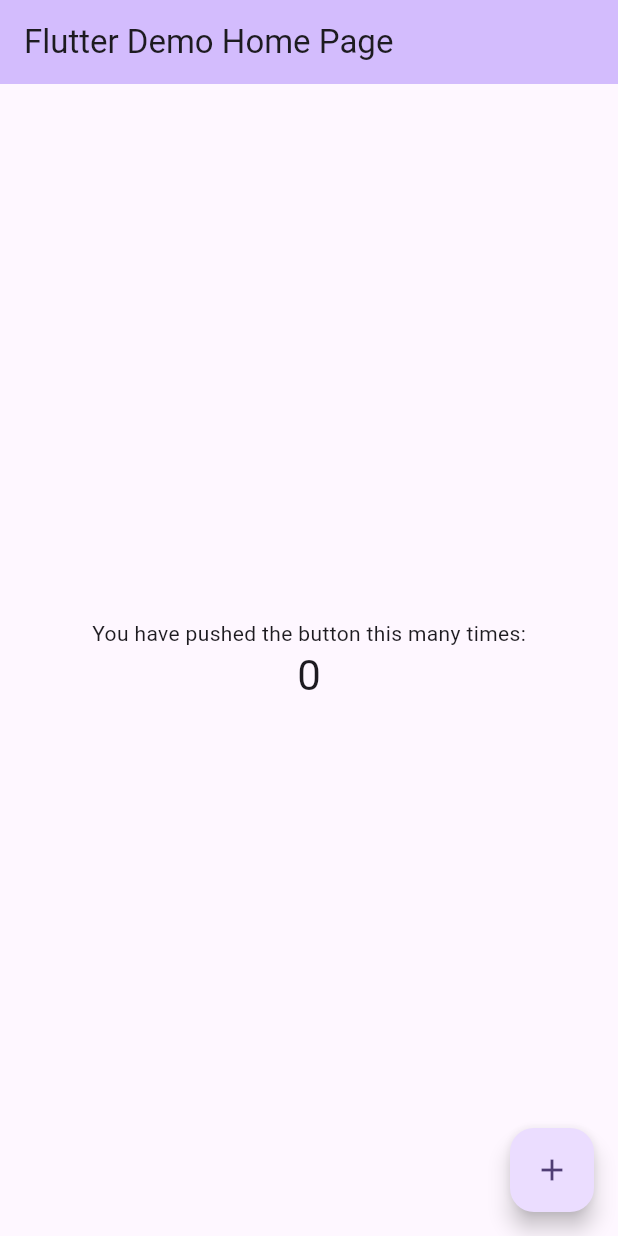
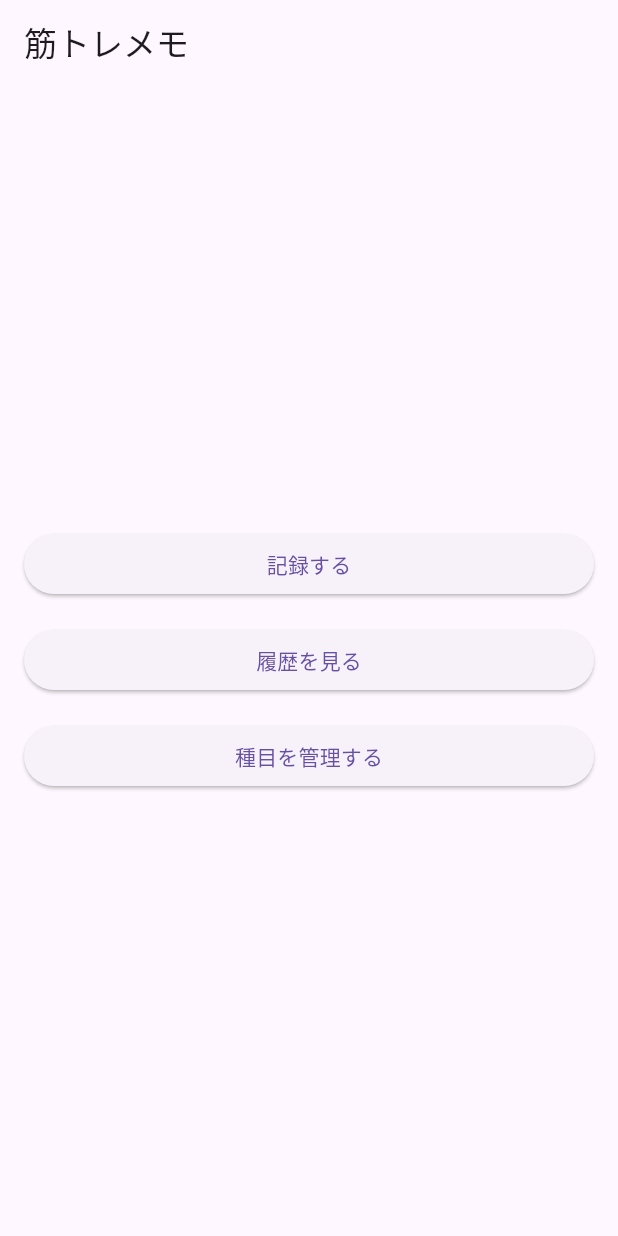
Before and after one commit to ahitomiwa-oss/workout_memo_app, a Flutter app: the screen it shows after launch, on a phone screen of 412 x 824 dp. Run offline on Flutter 3.47's test engine with Material 3 defaults, Android fonts, the phone set to English and light mode, and no system bars; our stand-ins replace sqflite; accounts and stored records are empty.

Commit message:
各種画面の追加

```diff
--- a/lib/database_helper.dart
+++ b/lib/database_helper.dart
@@ -58,6 +58,22 @@ class DatabaseHelper {
       )
     ''');
     //AUTOINCREMENTでデータを保存するたびに1,2,3と増える
+     // デフォルト種目を追加
+    final defaultExercises = [
+      'ベンチプレス',
+      'スクワット',
+      'デッドリフト',
+      'ショルダープレス',
+      'ラットプルダウン',
+      'ベントオーバーロウ',
+      'ダンベルカール',
+      'トライセプスエクステンション',
+      ''
+    ];
+
+    for (final name in defaultExercises) {
+      await db.insert('exercises', {'name': name});
+    }
   }
   //種目の追加
   Future<Exercise> createExercise(Exercise exercise) async {
--- a/lib/main.dart
+++ b/lib/main.dart
@@ -1,122 +1,22 @@
 import 'package:flutter/material.dart';
+import 'package:kintoreapp/screens/home_screen.dart';
 
-void main() {
-  runApp(const MyApp());
+Future<void> main() async {
+  WidgetsFlutterBinding.ensureInitialized();
+  runApp(const MainApp());
 }
 
-class MyApp extends StatelessWidget {
-  const MyApp({super.key});
+class MainApp extends StatelessWidget {
+  const MainApp({super.key});
 
-  // This widget is the root of your application.
   @override
   Widget build(BuildContext context) {
     return MaterialApp(
-      title: 'Flutter Demo',
+      title: '筋トレメモ',
       theme: ThemeData(
-        // This is the theme of your application.
-        //
-        // TRY THIS: Try running your application with "flutter run". You'll see
-        // the application has a purple toolbar. Then, without quitting the app,
-        // try changing the seedColor in the colorScheme below to Colors.green
-        // and then invoke "hot reload" (save your changes or press the "hot
-        // reload" button in a Flutter-supported IDE, or press "r" if you used
-        // the command line to start the app).
-        //
-        // Notice that the counter didn't reset back to zero; the application
-        // state is not lost during the reload. To reset the state, use hot
-        // restart instead.
-        //
-        // This works for code too, not just values: Most code changes can be
-        // tested with just a hot reload.
-        colorScheme: .fromSeed(seedColor: Colors.deepPurple),
+        primarySwatch: Colors.blue,
       ),
-      home: const MyHomePage(title: 'Flutter Demo Home Page'),
+      home: HomeScreen(),
     );
   }
 }
-
-class MyHomePage extends StatefulWidget {
-  const MyHomePage({super.key, required this.title});
-
-  // This widget is the home page of your application. It is stateful, meaning
-  // that it has a State object (defined below) that contains fields that affect
-  // how it looks.
-
-  // This class is the configuration for the state. It holds the values (in this
-  // case the title) provided by the parent (in this case the App widget) and
-  // used by the build method of the State. Fields in a Widget subclass are
-  // always marked "final".
-
-  final String title;
-
-  @override
-  State<MyHomePage> createState() => _MyHomePageState();
-}
-
-class _MyHomePageState extends State<MyHomePage> {
-  int _counter = 0;
-
-  void _incrementCounter() {
-    setState(() {
-      // This call to setState tells the Flutter framework that something has
-      // changed in this State, which causes it to rerun the build method below
-      // so that the display can reflect the updated values. If we changed
-      // _counter without calling setState(), then the build method would not be
-      // called again, and so nothing would appear to happen.
-      _counter++;
-    });
-  }
-
-  @override
-  Widget build(BuildContext context) {
-    // This method is rerun every time setState is called, for instance as done
-    // by the _incrementCounter method above.
-    //
-    // The Flutter framework has been optimized to make rerunning build methods
-    // fast, so that you can just rebuild anything that needs updating rather
-    // than having to individually change instances of widgets.
-    return Scaffold(
-      appBar: AppBar(
-        // TRY THIS: Try changing the color here to a specific color (to
-        // Colors.amber, perhaps?) and trigger a hot reload to see the AppBar
-        // change color while the other colors stay the same.
-        backgroundColor: Theme.of(context).colorScheme.inversePrimary,
-        // Here we take the value from the MyHomePage object that was created by
-        // the App.build method, and use it to set our appbar title.
-        title: Text(widget.title),
-      ),
-      body: Center(
-        // Center is a layout widget. It takes a single child and positions it
-        // in the middle of the parent.
-        child: Column(
-          // Column is also a layout widget. It takes a list of children and
-          // arranges them vertically. By default, it sizes itself to fit its
-          // children horizontally, and tries to be as tall as its parent.
-          //
-          // Column has various properties to control how it sizes itself and
-          // how it positions its children. Here we use mainAxisAlignment to
-          // center the children vertically; the main axis here is the vertical
-          // axis because Columns are vertical (the cross axis would be
-          // horizontal).
-          //
-          // TRY THIS: Invoke "debug painting" (choose the "Toggle Debug Paint"
-          // action in the IDE, or press "p" in the console), to see the
-          // wireframe for each widget.
-          mainAxisAlignment: .center,
-          children: [
-            const Text('You have pushed the button this many times:'),
-            Text(
-              '$_counter',
-              style: Theme.of(context).textTheme.headlineMedium,
-            ),
-          ],
-        ),
-      ),
-      floatingActionButton: FloatingActionButton(
-        onPressed: _incrementCounter,
-        tooltip: 'Increment',
-        child: const Icon(Icons.add),
-      ),
-    );
-  }
-}
--- /dev/null
+++ b/lib/screens/home_screen.dart
@@ -0,0 +1,72 @@
+import 'package:flutter/material.dart';
+import 'package:kintoreapp/screens/exercise_screen.dart';
+import 'package:kintoreapp/screens/history_screen.dart';
+import 'package:kintoreapp/screens/record_screen.dart';
+
+class HomeScreen extends StatelessWidget {
+  const HomeScreen({super.key});
+
+  @override
+  Widget build(BuildContext context) {
+    return Scaffold(
+      appBar: AppBar(
+        title: const Text('筋トレメモ'),
+      ),
+      body: Padding(
+        padding: const EdgeInsets.all(16),
+        child: Column(
+          mainAxisAlignment: MainAxisAlignment.center,
+          children: [
+            // 記録ボタン
+            SizedBox(
+              width: double.infinity,
+              child: ElevatedButton(
+                onPressed: () {
+                  Navigator.push(
+                    context,
+                    MaterialPageRoute(
+                      builder: (context) => const RecordScreen(),
+                    ),
+                  );
+                },
+                child: const Text('記録する'),
+              ),
+            ),
+            const SizedBox(height: 16),
+            // 履歴ボタン
+            SizedBox(
+              width: double.infinity,
+              child: ElevatedButton(
+                onPressed: () {
+                  Navigator.push(
+                    context,
+                    MaterialPageRoute(
+                      builder: (context) => const HistoryScreen(),
+                    ),
+                  );
+                },
+                child: const Text('履歴を見る'),
+              ),
+            ),
+            const SizedBox(height: 16),
+            // 種目管理ボタン
+            SizedBox(
+              width: double.infinity,
+              child: ElevatedButton(
+                onPressed: () {
+                  Navigator.push(
+                    context,
+                    MaterialPageRoute(
+                      builder: (context) => const ExerciseScreen(),
+                    ),
+                  );
+                },
+                child: const Text('種目を管理する'),
+              ),
+            ),
+          ],
+        ),
+      ),
+    );
+  }
+}
```
Also changed, not shown: lib/screens/exercise_screen.dart (+44 -47 lines), lib/screens/history_screen.dart (added, +82 -0 lines), lib/screens/record_screen.dart (added, +153 -0 lines), 1 other file.
